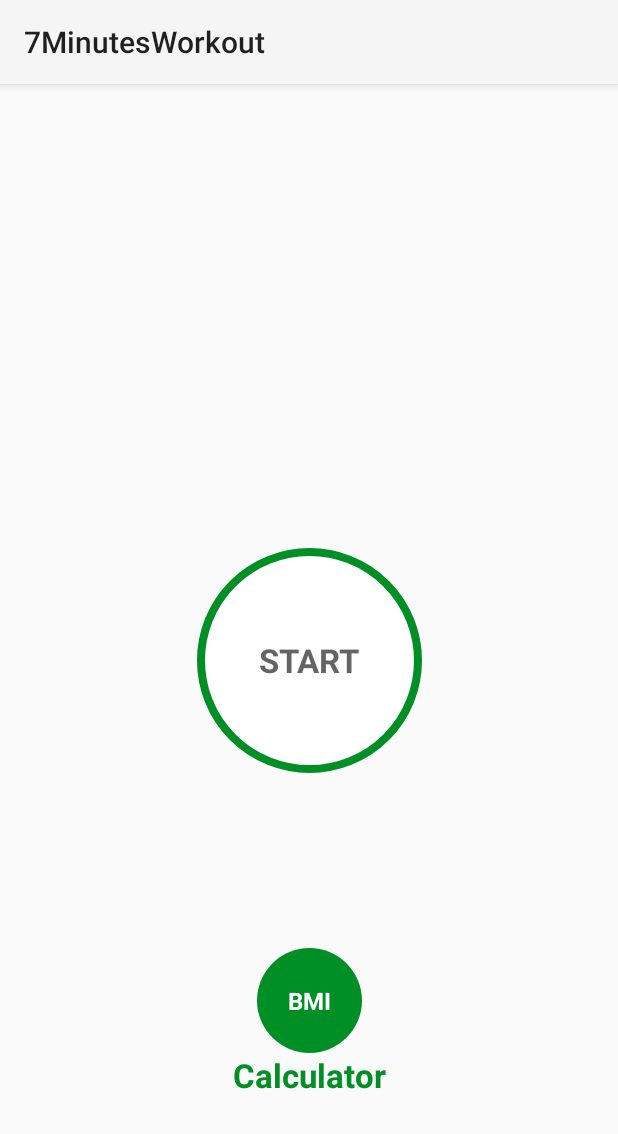
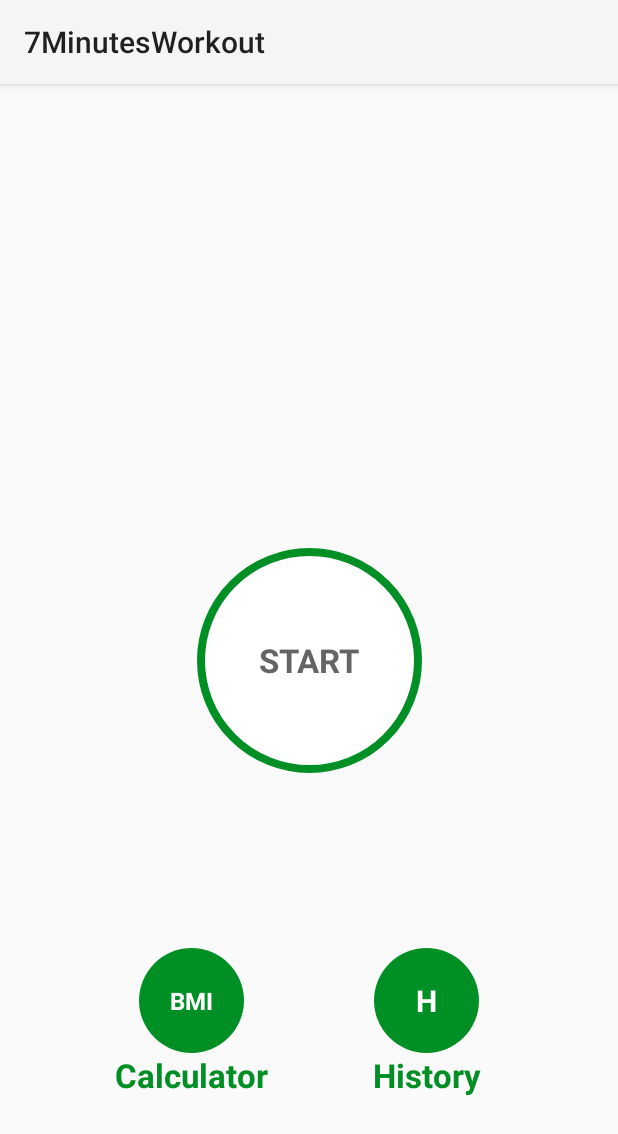
Before and after one commit to Lee-IDLE/a7MinutesWorkout, an Android app: the screen it shows after launch (MainActivity), on a phone screen of 412 x 824 dp. Shown: the top 1134 px of the screen. Run offline under Robolectric (Android 15) with nearby library versions, the phone set to English and light mode, and no system bars.

Commit message:
History 추가

```diff
--- a/app/src/main/AndroidManifest.xml
+++ b/app/src/main/AndroidManifest.xml
@@ -19,6 +19,9 @@
         android:theme="@style/Theme._7MinutesWorkout"
         tools:targetApi="31">
         <activity
+            android:name=".HistoryActivity"
+            android:exported="false" />
+        <activity
             android:name=".BMIActivity"
             android:exported="false" />
         <activity
--- a/app/src/main/java/com/example/a7minutesworkout/MainActivity.kt
+++ b/app/src/main/java/com/example/a7minutesworkout/MainActivity.kt
@@ -43,6 +43,11 @@ class MainActivity: AppCompatActivity() {
             val intent = Intent(this@MainActivity, BMIActivity::class.java)
             startActivity(intent)
         }
+
+        binding.flHistory.setOnClickListener{
+            val intent = Intent(this@MainActivity, HistoryActivity::class.java)
+            startActivity(intent)
+        }
     }
 
     override fun onDestroy() {
--- a/app/src/main/res/layout/activity_main.xml
+++ b/app/src/main/res/layout/activity_main.xml
@@ -38,12 +38,13 @@
             />
     </FrameLayout>
 
+
     <FrameLayout
         android:id="@+id/flBMI"
         app:layout_constraintTop_toBottomOf="@id/flStart"
         app:layout_constraintBottom_toBottomOf="parent"
         app:layout_constraintStart_toStartOf="parent"
-        app:layout_constraintEnd_toEndOf="parent"
+        app:layout_constraintEnd_toStartOf="@id/flHistory"
         android:layout_width="70dp"
         android:layout_height="70dp"
         android:background="@drawable/item_circular_color_accent_background"
@@ -68,8 +69,43 @@
         android:textSize="@dimen/default_button_text_size"
         android:textStyle="bold"
         app:layout_constraintTop_toBottomOf="@id/flBMI"
-        app:layout_constraintStart_toStartOf="parent"
+        app:layout_constraintStart_toStartOf="@id/flBMI"
+        app:layout_constraintEnd_toEndOf="@id/flBMI"
+        />
+
+    <FrameLayout
+        android:id="@+id/flHistory"
+        android:layout_width="70dp"
+        android:layout_height="70dp"
+        app:layout_constraintTop_toBottomOf="@id/flStart"
+        app:layout_constraintBottom_toBottomOf="parent"
+        app:layout_constraintStart_toEndOf="@id/flBMI"
         app:layout_constraintEnd_toEndOf="parent"
+        android:layout_gravity="center"
+        android:gravity="center"
+        android:background="@drawable/item_circular_color_accent_background">
+        <TextView
+            android:layout_width="wrap_content"
+            android:layout_height="wrap_content"
+            android:text="H"
+            android:layout_gravity="center"
+            android:textColor="@color/white"
+            android:textSize="20sp"
+            android:textStyle="bold"
+            />
+    </FrameLayout>
+
+    <TextView
+        android:id="@+id/tvHistory"
+        android:layout_width="wrap_content"
+        android:layout_height="wrap_content"
+        android:text="History"
+        android:textColor="@color/colorAccent"
+        android:textSize="@dimen/default_button_text_size"
+        android:textStyle="bold"
+        app:layout_constraintTop_toBottomOf="@id/flHistory"
+        app:layout_constraintStart_toStartOf="@id/flHistory"
+        app:layout_constraintEnd_toEndOf="@id/flHistory"
         />
 
 
```
Also changed, not shown: app/src/main/java/com/example/a7minutesworkout/HistoryActivity.kt (added, +25 -0 lines), app/src/main/res/layout/activity_history.xml (added, +16 -0 lines).
